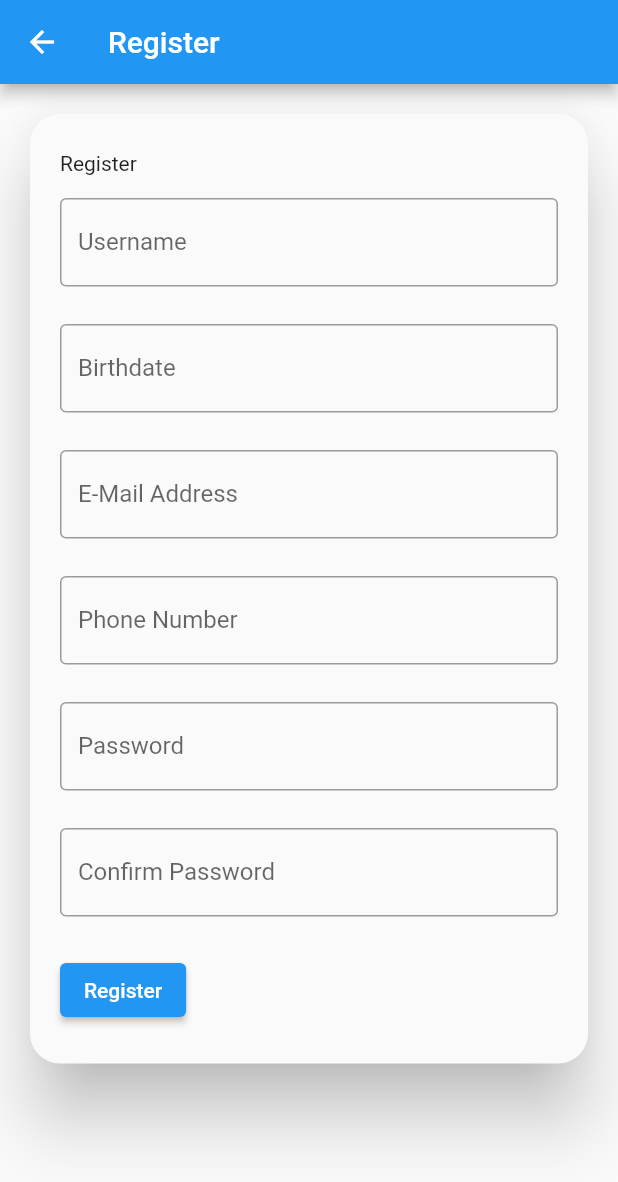
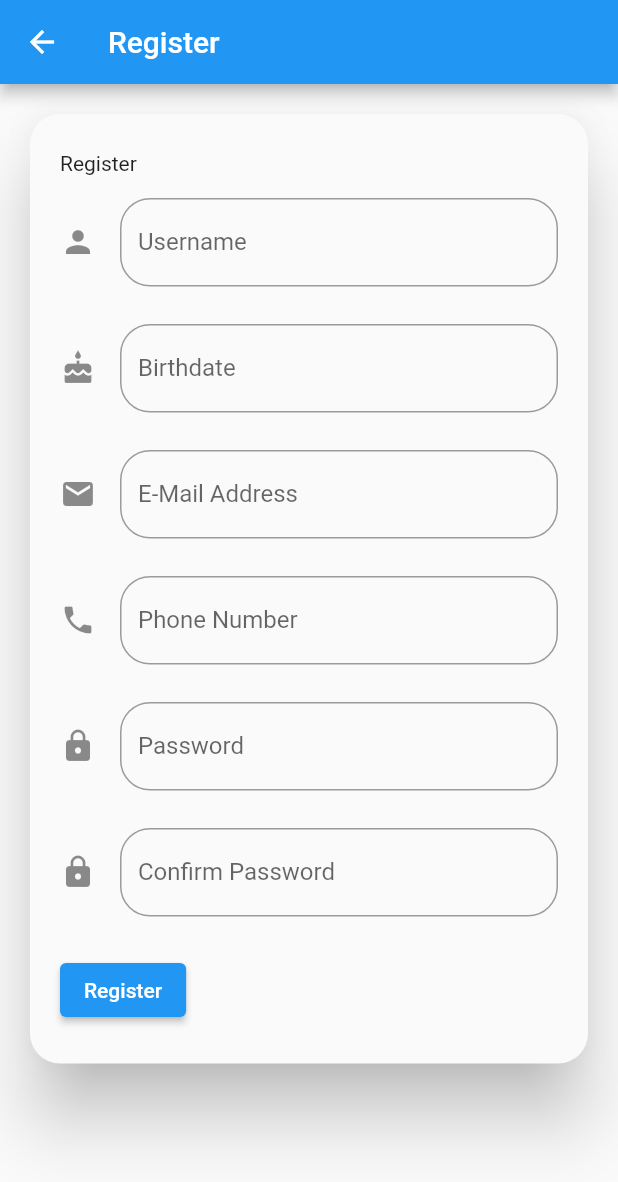
Before and after one commit to RioAgasta/commit, a Flutter app: the screen it shows after launch, after a tap on "Register", on a phone screen of 412 x 824 dp. Shown: the top 1182 px of the screen. Run offline on Flutter 3.47's test engine with Material 2 defaults, Android fonts, the phone set to English and light mode, and no system bars; our stand-ins replace shared_preferences; network calls fail; key blocks and very long unbroken strings in the code were emptied for the run.

Commit message:
Added Bab 14

```diff
--- a/lib/views/basement.dart
+++ b/lib/views/basement.dart
@@ -1,4 +1,5 @@
 import 'package:commit/constants/sharedPrefs.dart';
+import 'package:commit/widgets/sidebar.dart';
 import 'package:commit/widgets/symmetricalSpace.dart';
 import 'package:flutter/material.dart';
 
@@ -30,7 +31,11 @@ class _BasementState extends State<Basement> {
     return Scaffold(
       appBar: AppBar(
         title: const Text('Shared Preferences'),
+        actions: const [
+          BackButton(),
+        ],
       ),
+      drawer: const Sidebar(),
       body: SingleChildScrollView(
         child: Container(
           padding: const EdgeInsets.all(20),
--- a/lib/views/kitchen.dart
+++ b/lib/views/kitchen.dart
@@ -1,6 +1,7 @@
 import 'package:commit/constants/sharedPrefs.dart';
 import 'package:flutter/material.dart';
 
+import '../widgets/sidebar.dart';
 import '../widgets/symmetricalSpace.dart';
 
 class Kitchen extends StatefulWidget {
@@ -30,7 +31,11 @@ class _KitchenState extends State<Kitchen> {
     return Scaffold(
       appBar: AppBar(
         title: const Text('Kitchen'),
+        actions: const [
+          BackButton(),
+        ],
       ),
+      drawer: const Sidebar(),
       body: SingleChildScrollView(
         child: Padding(
           padding: const EdgeInsets.all(10),
--- a/lib/views/living_room.dart
+++ b/lib/views/living_room.dart
@@ -1,4 +1,5 @@
 import 'package:flutter/material.dart';
+import 'package:commit/widgets/sidebar.dart';
 
 class LivingRoom extends StatefulWidget {
   const LivingRoom({Key? key}) : super(key: key);
@@ -22,7 +23,11 @@ class _LivingRoomState extends State<LivingRoom> {
     return Scaffold(
       appBar: AppBar(
         title: const Text('Living Room'),
+        actions: const [
+          BackButton(),
+        ],
       ),
+      drawer: const Sidebar(),
       body: SingleChildScrollView(
         child: Padding(
           padding: const EdgeInsets.all(10.0),
--- a/lib/views/login.dart
+++ b/lib/views/login.dart
@@ -1,8 +1,8 @@
+import 'package:commit/widgets/inputField.dart';
 import 'package:commit/widgets/symmetricalSpace.dart';
 import 'package:flutter/material.dart';
 import 'package:commit/views/home.dart';
 import 'package:commit/views/register.dart';
-import 'basement.dart';
 
 class Login extends StatefulWidget {
   const Login({Key? key}) : super(key: key);
@@ -19,10 +19,6 @@ class _LoginState extends State<Login> {
 
   void _navigateToRegister(BuildContext context){
     Navigator.of(context).push(MaterialPageRoute(builder: (context) => const Register()));
-  }
-
-  void _navigateToBasement(BuildContext context){
-    Navigator.of(context).push(MaterialPageRoute(builder: (context) => const Basement()));
   }
 
   @override
@@ -47,30 +43,20 @@ class _LoginState extends State<Login> {
                 verticalSpaceMedium,
                 Image.asset('assets/images/smk2.png', width: 175, height: 175,),
                 verticalSpaceMedium,
-                TextField(
-                  keyboardType: TextInputType.emailAddress,
-                  decoration: InputDecoration(
-                    labelText: 'E-Mail Address',
-                    icon: const Icon(Icons.email),
-                    border: OutlineInputBorder(
-                      borderRadius: BorderRadius.circular(20),
-                    ),
-                  ),
+                const InputField(
+                  labelText: 'E-Mail Address',
+                  icon: Icon(Icons.email),
+                  obscureText: false,
                 ),
                 verticalSpaceMedium,
-                TextField(
+                const InputField(
+                  labelText: 'Password',
+                  icon: Icon(Icons.lock),
                   keyboardType: TextInputType.text,
                   obscureText: true,
-                  decoration: InputDecoration(
-                    labelText: 'Password',
-                    icon: const Icon(Icons.lock),
-                    border: OutlineInputBorder(
-                      borderRadius: BorderRadius.circular(20),
-                    ),
-                  ),
                 ),
                 verticalSpaceMedium,
-                Container(
+                SizedBox(
                   width: screenWidth,
                   height: 50,
                   child: ElevatedButton(
@@ -79,7 +65,7 @@ class _LoginState extends State<Login> {
                     },
                     style: ElevatedButton.styleFrom(
                       shape: RoundedRectangleBorder(
-                        borderRadius: BorderRadius.circular(15),
+                        borderRadius: BorderRadius.circular(20),
                       ),
                     ),
                     child: const Text(
--- a/lib/views/register.dart
+++ b/lib/views/register.dart
@@ -1,3 +1,4 @@
+import 'package:commit/widgets/inputField.dart';
 import 'package:commit/widgets/symmetricalSpace.dart';
 import 'package:flutter/material.dart';
 
@@ -9,10 +10,8 @@ class Register extends StatefulWidget {
 }
 
 class _RegisterState extends State<Register> {
-
   @override
   Widget build(BuildContext context) {
-
     return Scaffold(
         appBar: AppBar(
           title: const Text('Register'),
@@ -32,58 +31,44 @@ class _RegisterState extends State<Register> {
                       verticalSpaceMedium,
                       const Text('Register'),
                       verticalSpaceSmall,
-                      TextFormField(
-                        decoration: const InputDecoration(
-                          border: OutlineInputBorder(),
-                          label: Text('Username'),
-                        ),
-                        keyboardType: TextInputType.text,
+                      const InputField(
+                        labelText: 'Username',
+                        icon: Icon(Icons.person),
+                        obscureText: false,
                       ),
                       verticalSpaceMedium,
-                      TextFormField(
-                        decoration: const InputDecoration(
-                          border: OutlineInputBorder(),
-                          label: Text('Birthdate'),
-                        ),
+                      const InputField(
+                        labelText: 'Birthdate',
+                        icon: Icon(Icons.cake),
+                        obscureText: false,
                         keyboardType: TextInputType.datetime,
                       ),
                       verticalSpaceMedium,
-                      TextFormField(
-                        decoration: const InputDecoration(
-                          border: OutlineInputBorder(),
-                          label: Text('E-Mail Address'),
-                        ),
-                        keyboardType: TextInputType.emailAddress,
+                      const InputField(
+                        labelText: 'E-Mail Address',
+                        icon: Icon(Icons.email),
+                        obscureText: false,
                       ),
                       verticalSpaceMedium,
-                      TextFormField(
-                        decoration: const InputDecoration(
-                          border: OutlineInputBorder(),
-                          label: Text('Phone Number'),
-                        ),
+                      const InputField(
+                        labelText: 'Phone Number',
+                        icon: Icon(Icons.phone),
+                        obscureText: false,
                         keyboardType: TextInputType.number,
                       ),
                       verticalSpaceMedium,
-                      TextFormField(
-                        decoration: const InputDecoration(
-                          border: OutlineInputBorder(),
-                          label: Text('Password'),
-                        ),
-                        keyboardType: TextInputType.text,
-                        obscureText: true,
-                      ),
+                      const InputField(
+                          labelText: 'Password',
+                          icon: Icon(Icons.lock),
+                          obscureText: true),
                       verticalSpaceMedium,
-                      TextFormField(
-                        decoration: const InputDecoration(
-                          border: OutlineInputBorder(),
-                          label: Text('Confirm Password'),
-                        ),
-                        keyboardType: TextInputType.text,
-                        obscureText: true,
-                      ),
+                      const InputField(
+                          labelText: 'Confirm Password',
+                          icon: Icon(Icons.lock),
+                          obscureText: true),
                       verticalSpaceMedium,
                       ElevatedButton(
-                        onPressed: (){},
+                        onPressed: () {},
                         child: const Text('Register'),
                       ),
                       verticalSpaceMedium,
@@ -93,7 +78,6 @@ class _RegisterState extends State<Register> {
               ),
             ),
           ),
-        )
-    );
+        ));
   }
 }
--- a/lib/views/yard.dart
+++ b/lib/views/yard.dart
@@ -1,3 +1,4 @@
+import 'package:commit/widgets/sidebar.dart';
 import 'package:flutter/material.dart';
 import '../widgets/symmetricalSpace.dart';
 
@@ -17,7 +18,11 @@ class _YardState extends State<Yard> {
     return Scaffold(
       appBar: AppBar(
         title: const Text('Yard'),
+        actions: const [
+          BackButton(),
+        ],
       ),
+      drawer: const Sidebar(),
       body: SingleChildScrollView(
         child: Center(
           child: Column(
--- /dev/null
+++ b/lib/widgets/inputField.dart
@@ -0,0 +1,32 @@
+import 'package:flutter/material.dart';
+
+class InputField extends StatelessWidget {
+
+  final String labelText;
+  final Widget icon;
+  final bool obscureText;
+  final keyboardType;
+
+  const InputField({
+    required this.labelText,
+    required this.icon,
+    required this.obscureText,
+    this.keyboardType,
+    Key? key
+  }) : super(key: key);
+
+  @override
+  Widget build(BuildContext context) {
+    return TextField(
+      keyboardType: keyboardType,
+      obscureText: obscureText,
+      decoration: InputDecoration(
+        labelText: labelText,
+        icon: icon,
+        border: OutlineInputBorder(
+          borderRadius: BorderRadius.circular(20),
+        ),
+      ),
+    );
+  }
+}
```
Also changed, not shown: lib/widgets/sidebar.dart (added, +43 -0 lines).
